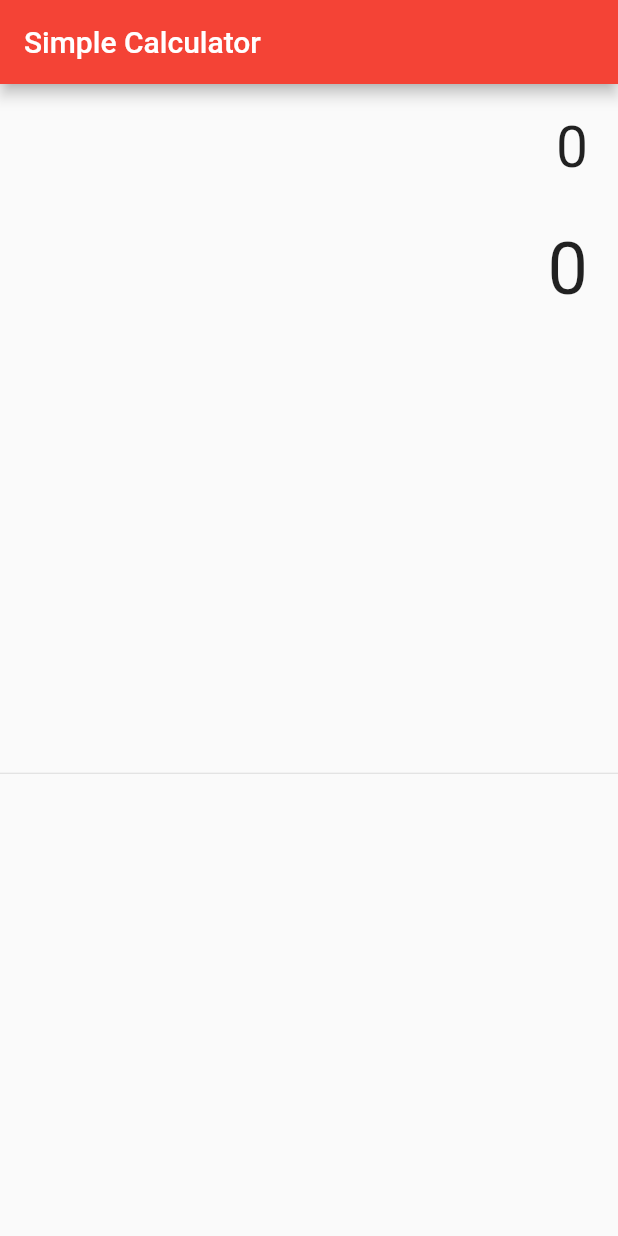
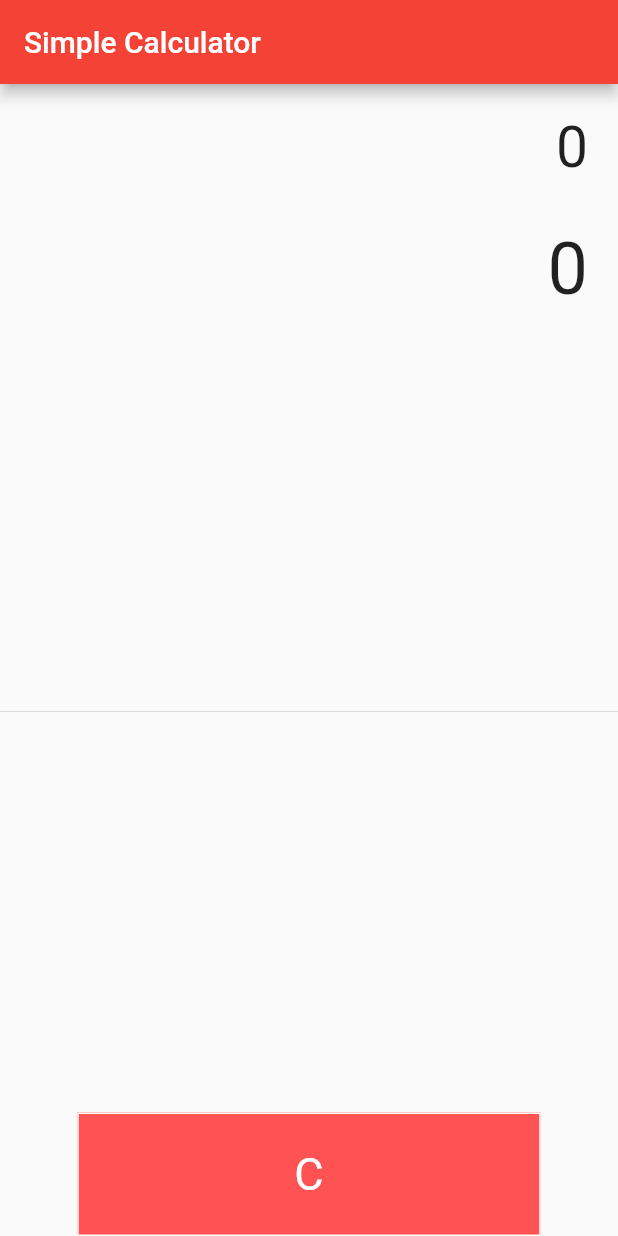
Before and after one commit to lyadhcoder/calculator-app-with-flutter, a Flutter app: the screen it shows after launch, on a phone screen of 412 x 824 dp. Run offline on Flutter 3.47's test engine with Material 2 defaults, Android fonts, the phone set to English and light mode, and no system bars.

Commit message:
"C" button add

```diff
--- a/lib/main.dart
+++ b/lib/main.dart
@@ -22,6 +22,34 @@ class SimpleCalculator extends StatefulWidget {
 }
 
 class _SimpleCalculatorState extends State<SimpleCalculator> {
+
+  Widget BuildButton(String buttonText, double buttonHeight, Color buttonColor){
+    return Container(
+      height: MediaQuery.of(context).size.height * 0.1 * buttonHeight,
+      color: buttonColor,
+      child: FlatButton(
+        shape: RoundedRectangleBorder(
+            borderRadius: BorderRadius.circular(0.0),
+            side: BorderSide(
+                color: Colors.white,
+                width: 1,
+                style: BorderStyle.solid
+            )
+        ),
+        padding: EdgeInsets.all(16.0),
+        onPressed: null,
+        child: Text(
+          buttonText,
+          style: TextStyle(
+              fontSize: 30.0,
+              fontWeight: FontWeight.normal,
+              color: Colors.white
+          ),
+        ),
+      ),
+    );
+  }
+
   @override
   Widget build(BuildContext context) {
     return Scaffold(
@@ -42,7 +70,22 @@ class _SimpleCalculatorState extends State<SimpleCalculator> {
             child: Divider(),
           ),
           Row(
-
+            mainAxisAlignment: MainAxisAlignment.center,
+            children: <Widget>[
+              Container(
+                width: MediaQuery.of(context).size.width * .75,
+                child: Table(
+                  children: [
+                    TableRow(
+                      children: [
+                        BuildButton("C", 1, Colors.redAccent),
+                      ]
+                    )
+                  ],
+                )
+                ,
+              )
+            ],
           ),
         ],
       ),
```
